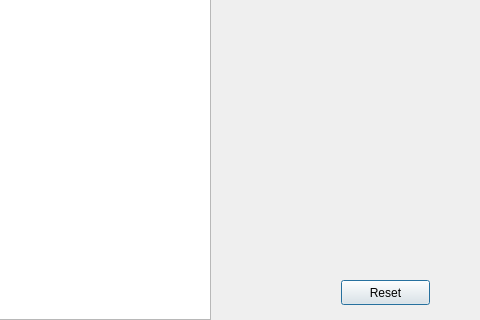
This is CE_vs_Estudiantes/grid.ui in Josecespedesant/CE_vs_Estudiantes as Qt 5 draws it before an edit; both pictures show x 349 to 829 and y 340 to 660 of the 829 by 660 pixel window. The edited form follows.
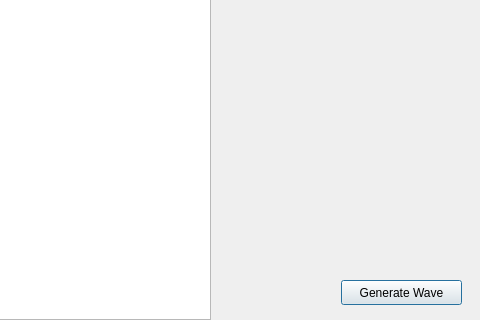
This is the edited form.

```diff
--- a/CE_vs_Estudiantes/grid.ui
+++ b/CE_vs_Estudiantes/grid.ui
@@ -105,12 +105,12 @@
     <rect>
      <x>690</x>
      <y>620</y>
-     <width>89</width>
+     <width>121</width>
      <height>25</height>
     </rect>
    </property>
    <property name="text">
-    <string>Reset</string>
+    <string>Generate Wave</string>
    </property>
   </widget>
   <widget class="QGraphicsView" name="graphicsView">
```
